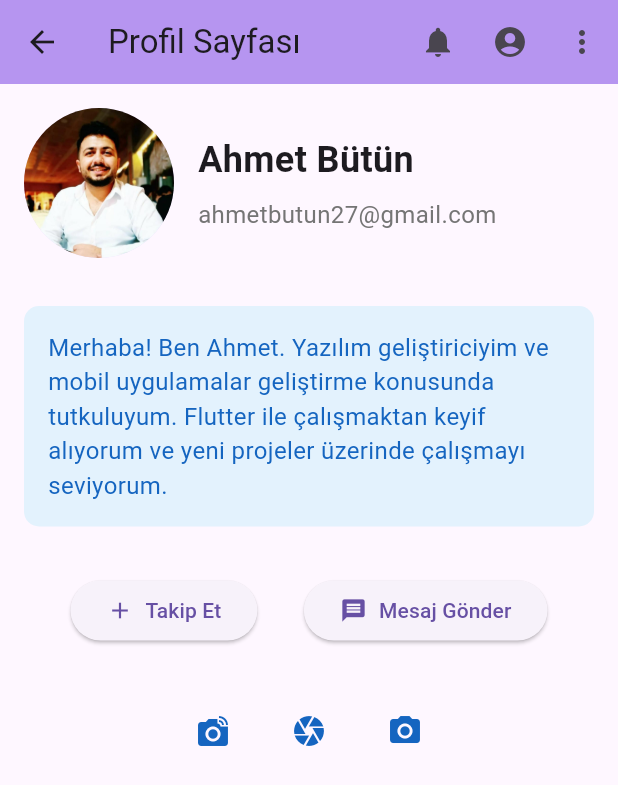
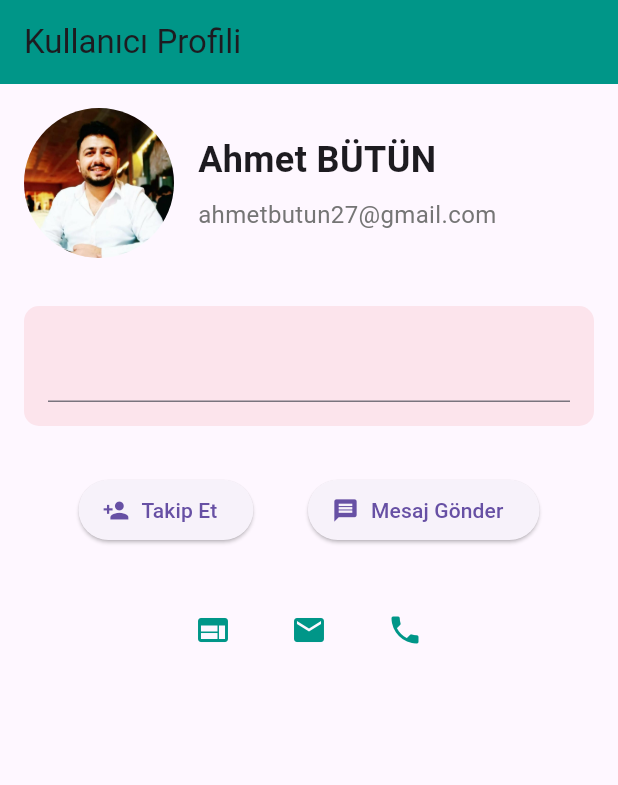
Before and after one commit to btnahmet/flutter_application_1, a Flutter app: the screen it shows after launch, on a phone screen of 412 x 824 dp. Shown: the top 785 px of the screen. Run offline on Flutter 3.47's test engine with Material 3 defaults, Android fonts, the phone set to English and light mode, and no system bars.

Commit message:
Biyografi Commit

```diff
--- a/lib/main.dart
+++ b/lib/main.dart
@@ -1,74 +1,205 @@
+// import 'package:flutter/material.dart';
+
+// void main() {
+//   runApp(MyApp());
+// }
+
+// class MyApp extends StatefulWidget {
+//   @override
+//   State<MyApp> createState() => _MyAppState();
+// }
+
+// class _MyAppState extends State<MyApp> {
+//   @override
+//   Widget build(BuildContext context) {
+//     return MaterialApp(
+//       home: Scaffold(
+//         appBar: AppBar(
+//           leading: IconButton(
+//             icon: Icon(Icons.arrow_back),
+//             onPressed: () {
+//               // Geri dönme işlevi
+//             },
+//           ),
+//           title: Text('Profil Sayfası'),
+//           backgroundColor:
+//               Color.fromARGB(255, 182, 149, 240), // Arka plan rengi
+//           actions: [
+//             IconButton(
+//               icon: Icon(Icons.notifications),
+//               onPressed: () {
+//                 // Bildirim işlevi
+//               },
+//             ),
+//             IconButton(
+//               icon: Icon(Icons.account_circle),
+//               onPressed: () {
+//                 // Profil simgesi işlevi
+//               },
+//             ),
+//             PopupMenuButton<String>(
+//               onSelected: (value) {
+//                 // Menüde bir şey seçildiğinde yapılacaklar
+//               },
+//               itemBuilder: (BuildContext context) {
+//                 return {'Ayarlar', 'Çıkış Yap'}.map((String choice) {
+//                   return PopupMenuItem<String>(
+//                     value: choice,
+//                     child: Text(choice),
+//                   );
+//                 }).toList();
+//               },
+//             ),
+//           ],
+//         ),
+//         body: Padding(
+//           padding: const EdgeInsets.all(16.0),
+//           child: Column(
+//             children: [
+//               // Profil Fotoğrafı ve Adı
+//               Row(
+//                 children: [
+//                   CircleAvatar(
+//                     radius: 50.0,
+//                     backgroundImage: AssetImage('lib/assets/images/pp.jpg'),
+//                   ),
+//                   SizedBox(width: 16.0),
+//                   Column(
+//                     crossAxisAlignment: CrossAxisAlignment.start,
+//                     children: [
+//                       Text(
+//                         'Ahmet Bütün',
+//                         style: TextStyle(
+//                           fontSize: 24,
+//                           fontWeight: FontWeight.bold,
+//                         ),
+//                       ),
+//                       SizedBox(height: 8.0),
+//                       Text(
+//                         'ahmetbutun27@gmail.com',
+//                         style: TextStyle(
+//                           fontSize: 16,
+//                           color: Colors.grey[600],
+//                         ),
+//                       ),
+//                     ],
+//                   ),
+//                 ],
+//               ),
+//               SizedBox(height: 32.0),
+
+//               // Biyografi Bölümü
+//               Container(
+//                 padding: EdgeInsets.all(16.0),
+//                 decoration: BoxDecoration(
+//                   color: Colors.blue[50],
+//                   borderRadius: BorderRadius.circular(10.0),
+//                 ),
+//                 child: Text(
+//                   'Merhaba! Ben Ahmet. Yazılım geliştiriciyim ve mobil uygulamalar geliştirme konusunda tutkuluyum. Flutter ile çalışmaktan keyif alıyorum ve yeni projeler üzerinde çalışmayı seviyorum.',
+//                   style: TextStyle(
+//                     fontSize: 16,
+//                     color: Colors.blue[800],
+//                   ),
+//                 ),
+//               ),
+//               SizedBox(height: 32.0),
+
+//               // Butonlar ve İkonlar
+//               Row(
+//                 mainAxisAlignment: MainAxisAlignment.spaceEvenly,
+//                 children: [
+//                   ElevatedButton(
+//                     onPressed: () {},
+//                     child: Row(
+//                       children: [
+//                         Icon(Icons.add),
+//                         SizedBox(width: 8.0),
+//                         Text('Takip Et'),
+//                       ],
+//                     ),
+//                   ),
+//                   ElevatedButton(
+//                     onPressed: () {},
+//                     child: Row(
+//                       children: [
+//                         Icon(Icons.message),
+//                         SizedBox(width: 8.0),
+//                         Text('Mesaj Gönder'),
+//                       ],
+//                     ),
+//                   ),
+//                 ],
+//               ),
+//               SizedBox(height: 32.0),
+
+//               // İletişim İkonları
+//               Row(
+//                 mainAxisAlignment: MainAxisAlignment.center,
+//                 children: [
+//                   IconButton(
+//                     icon: Icon(Icons.linked_camera, color: Colors.blue[800]),
+//                     onPressed: () {},
+//                   ),
+//                   SizedBox(width: 16.0),
+//                   IconButton(
+//                     icon: Icon(Icons.camera, color: Colors.blue[800]),
+//                     onPressed: () {},
+//                   ),
+//                   SizedBox(width: 16.0),
+//                   IconButton(
+//                     icon: Icon(Icons.camera_alt, color: Colors.blue[800]),
+//                     onPressed: () {},
+//                   ),
+//                 ],
+//               ),
+//             ],
+//           ),
+//         ),
+//       ),
+//     );
+//   }
+// }
 import 'package:flutter/material.dart';
 
 void main() {
-  runApp(MyApp());
+  runApp(MyNewApp());
 }
 
-class MyApp extends StatefulWidget {
-  @override
-  State<MyApp> createState() => _MyAppState();
-}
-
-class _MyAppState extends State<MyApp> {
+class MyNewApp extends StatelessWidget {
   @override
   Widget build(BuildContext context) {
     return MaterialApp(
       home: Scaffold(
         appBar: AppBar(
-          leading: IconButton(
-            icon: Icon(Icons.arrow_back),
-            onPressed: () {
-              // Geri dönme işlevi
-            },
-          ),
-          title: Text('Profil Sayfası'),
-          backgroundColor:
-              Color.fromARGB(255, 182, 149, 240), // Arka plan rengi
-          actions: [
-            IconButton(
-              icon: Icon(Icons.notifications),
-              onPressed: () {
-                // Bildirim işlevi
-              },
-            ),
-            IconButton(
-              icon: Icon(Icons.account_circle),
-              onPressed: () {
-                // Profil simgesi işlevi
-              },
-            ),
-            PopupMenuButton<String>(
-              onSelected: (value) {
-                // Menüde bir şey seçildiğinde yapılacaklar
-              },
-              itemBuilder: (BuildContext context) {
-                return {'Ayarlar', 'Çıkış Yap'}.map((String choice) {
-                  return PopupMenuItem<String>(
-                    value: choice,
-                    child: Text(choice),
-                  );
-                }).toList();
-              },
-            ),
-          ],
+          title: Text('Kullanıcı Profili'),
+          backgroundColor: Colors.teal,
         ),
         body: Padding(
           padding: const EdgeInsets.all(16.0),
           child: Column(
+            crossAxisAlignment: CrossAxisAlignment.start,
             children: [
               // Profil Fotoğrafı ve Adı
               Row(
                 children: [
-                  CircleAvatar(
-                    radius: 50.0,
-                    backgroundImage: AssetImage('lib/assets/images/pp.jpg'),
+                  Container(
+                    width: 100.0,
+                    height: 100.0,
+                    decoration: BoxDecoration(
+                      shape: BoxShape.circle,
+                      image: DecorationImage(
+                        image: AssetImage('lib/assets/images/pp.jpg'),
+                        fit: BoxFit.cover,
+                      ),
+                    ),
                   ),
                   SizedBox(width: 16.0),
                   Column(
                     crossAxisAlignment: CrossAxisAlignment.start,
                     children: [
                       Text(
-                        'Ahmet Bütün',
+                        'Ahmet BÜTÜN',
                         style: TextStyle(
                           fontSize: 24,
                           fontWeight: FontWeight.bold,
@@ -88,67 +219,56 @@ class _MyAppState extends State<MyApp> {
               ),
               SizedBox(height: 32.0),
 
-              // Biyografi Bölümü
+              // Hakkımda Bölümü
               Container(
                 padding: EdgeInsets.all(16.0),
                 decoration: BoxDecoration(
-                  color: Colors.blue[50],
+                  color: Colors.pink[50],
                   borderRadius: BorderRadius.circular(10.0),
                 ),
-                child: Text(
-                  'Merhaba! Ben Ahmet. Yazılım geliştiriciyim ve mobil uygulamalar geliştirme konusunda tutkuluyum. Flutter ile çalışmaktan keyif alıyorum ve yeni projeler üzerinde çalışmayı seviyorum.',
-                  style: TextStyle(
-                    fontSize: 16,
-                    color: Colors.blue[800],
-                  ),
+                child: TextField(
                 ),
               ),
               SizedBox(height: 32.0),
 
-              // Butonlar ve İkonlar
+              // Takip ve Mesaj Gönder Butonları
               Row(
                 mainAxisAlignment: MainAxisAlignment.spaceEvenly,
                 children: [
-                  ElevatedButton(
+                  ElevatedButton.icon(
                     onPressed: () {},
-                    child: Row(
-                      children: [
-                        Icon(Icons.add),
-                        SizedBox(width: 8.0),
-                        Text('Takip Et'),
-                      ],
+                    icon: Icon(Icons.person_add),
+                    label: Text('Takip Et'),
+                    style: ElevatedButton.styleFrom(
                     ),
                   ),
-                  ElevatedButton(
+                  ElevatedButton.icon(
                     onPressed: () {},
-                    child: Row(
-                      children: [
-                        Icon(Icons.message),
-                        SizedBox(width: 8.0),
-                        Text('Mesaj Gönder'),
-                      ],
+                    icon: Icon(Icons.message),
+                    label: Text('Mesaj Gönder'),
+                    style: ElevatedButton.styleFrom(
                     ),
                   ),
                 ],
               ),
               SizedBox(height: 32.0),
 
-              // İletişim İkonları
+              // Sosyal Medya İkonları
               Row(
                 mainAxisAlignment: MainAxisAlignment.center,
                 children: [
                   IconButton(
-                    icon: Icon(Icons.linked_camera, color: Colors.blue[800]),
+                    icon: Icon(Icons.web, color: Colors.teal),
                     onPressed: () {},
                   ),
                   SizedBox(width: 16.0),
                   IconButton(
-                    icon: Icon(Icons.camera, color: Colors.blue[800]),
+                    icon: Icon(Icons.email, color: Colors.teal),
                     onPressed: () {},
                   ),
                   SizedBox(width: 16.0),
                   IconButton(
-                    icon: Icon(Icons.camera_alt, color: Colors.blue[800]),
+                    icon: Icon(Icons.phone, color: Colors.teal),
                     onPressed: () {},
                   ),
                 ],
@@ -160,37 +280,3 @@ class _MyAppState extends State<MyApp> {
     );
   }
 }
-
-
-
-
-//   @override
-//   Widget build(BuildContext context) {
-//     return Scaffold(
-//         appBar: AppBar(
-//           backgroundColor: Theme.of(context).colorScheme.inversePrimary,
-//           title: Text(widget.title),
-//         ),
-//         body:
-//         Center(
-//           child: Column(
-//             mainAxisAlignment: MainAxisAlignment.center,
-//             children: <Widget>[
-//               const Text(
-//                 'You have pushed the button this many times:',
-//               ),
-//               Text(
-//                 '$_counter',
-//                 style: Theme.of(context).textTheme.headlineMedium,
-//               ),
-//             ],
-//           ),
-//         ),
-//         floatingActionButton: FloatingActionButton(
-//           onPressed: _incrementCounter,
-//           tooltip: 'Increment',
-//           child: const Icon(Icons.add),
-//         ),
-//         );
-//   }
-// }
```
Also changed, not shown: 1 other file.
